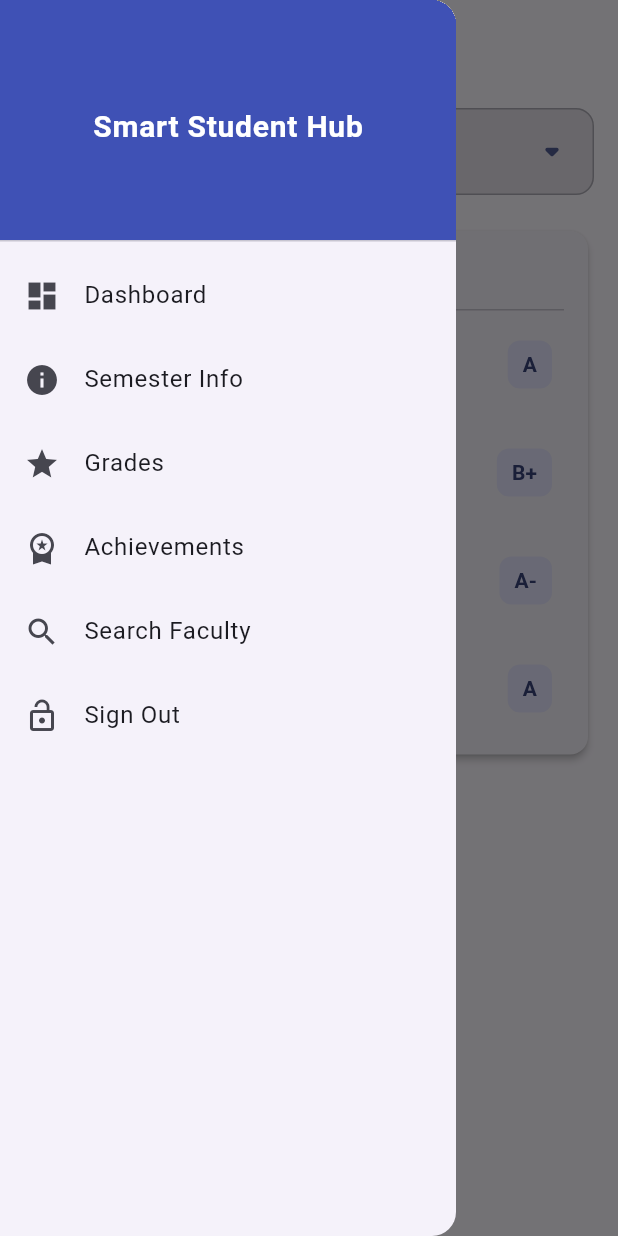
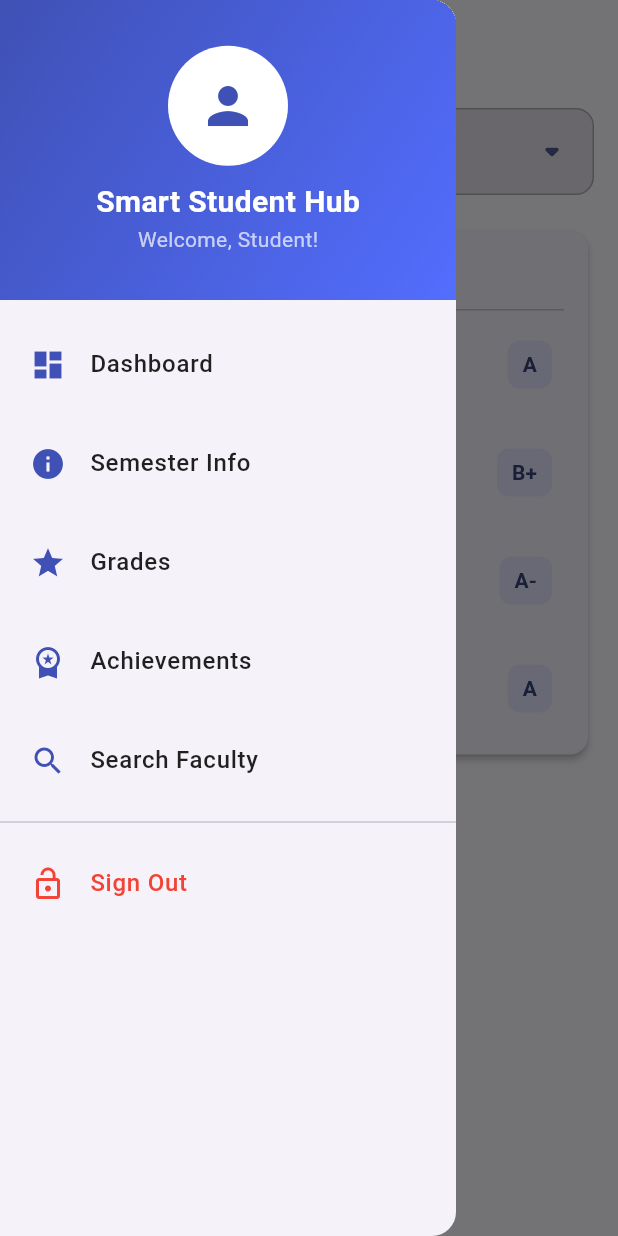
Before and after one commit to dweep-desai/SIH-2025, a Flutter app: the GradesPage screen opened directly, with the side drawer open, on a phone screen of 412 x 824 dp. Run offline on Flutter 3.47's test engine with Material 3 defaults, Android fonts, the phone set to English and light mode, and no system bars.

Commit message:
Updated the look of main drawer

```diff
--- a/lib/widgets/main_drawer.dart
+++ b/lib/widgets/main_drawer.dart
@@ -4,6 +4,7 @@ import '../pages/semester_info_page.dart';
 import '../pages/dashboard_page.dart';
 import '../pages/grades_page.dart';
 import '../pages/achievements_page.dart';
+import '../pages/faculty_search_page.dart';
 
 // ---------------- GLOBAL DRAWER ----------------
 class MainDrawer extends StatelessWidget {
@@ -46,15 +47,42 @@ class MainDrawer extends StatelessWidget {
     );
   }
 
+  void _searchFaculty() {
+    Navigator.pushReplacement(
+      context,
+      MaterialPageRoute(builder: (_) => const FacultySearchPage()),
+    );
+  }
+
   @override
   Widget build(BuildContext context) {
     return Drawer(
-      child: ListView(
+      child: Column(
         children: [
-          const DrawerHeader(
-            decoration: BoxDecoration(color: Colors.indigo),
-            child: Center(
-              child: Text(
+          Container(
+            height: 200,
+            decoration: const BoxDecoration(
+              gradient: LinearGradient(
+                colors: [Colors.indigo, Colors.indigoAccent],
+                begin: Alignment.topLeft,
+                end: Alignment.bottomRight,
+              ),
+            ),
+            child: const Center(
+              child: Column(
+                mainAxisAlignment: MainAxisAlignment.center,
+                children: [
+                  CircleAvatar(
+                    radius: 40,
+                    backgroundColor: Colors.white,
+                    child: Icon(
+                      Icons.person,
+                      size: 40,
+                      color: Colors.indigo,
+                    ),
+                  ),
+                  SizedBox(height: 10),
+                  Text(
                     "Smart Student Hub",
                     style: TextStyle(
                       fontSize: 20,
@@ -62,40 +90,82 @@ class MainDrawer extends StatelessWidget {
                       fontWeight: FontWeight.bold,
                     ),
                   ),
+                  Text(
+                    "Welcome, Student!",
+                    style: TextStyle(
+                      fontSize: 14,
+                      color: Colors.white70,
                     ),
                   ),
-          ListTile(
-            leading: const Icon(Icons.dashboard),
-            title: const Text("Dashboard"),
+                ],
+              ),
+            ),
+          ),
+          Expanded(
+            child: ListView(
+              padding: EdgeInsets.zero,
+              children: [
+                const SizedBox(height: 10),
+                _buildDrawerItem(
+                  icon: Icons.dashboard,
+                  title: "Dashboard",
                   onTap: _dashboard,
                 ),
-          ListTile(
-            leading: const Icon(Icons.info),
-            title: const Text("Semester Info"),
+                _buildDrawerItem(
+                  icon: Icons.info,
+                  title: "Semester Info",
                   onTap: _semInfo,
                 ),
-          ListTile(
-            leading: const Icon(Icons.grade),
-            title: const Text("Grades"),
+                _buildDrawerItem(
+                  icon: Icons.grade,
+                  title: "Grades",
                   onTap: _grades,
                 ),
-          ListTile(
-            leading: const Icon(Icons.workspace_premium),
-            title: const Text("Achievements"),
-            onTap: _achievements, // Added onTap for achievements
+                _buildDrawerItem(
+                  icon: Icons.workspace_premium,
+                  title: "Achievements",
+                  onTap: _achievements,
                 ),
-          ListTile(
-            leading: const Icon(Icons.search),
-            title: const Text("Search Faculty"),
-            onTap: () { /* TODO: Implement Search Faculty */ },
+                _buildDrawerItem(
+                  icon: Icons.search,
+                  title: "Search Faculty",
+                  onTap: _searchFaculty,
                 ),
-          ListTile(
-            leading: const Icon(Icons.lock_open),
-            title: const Text("Sign Out"),
+                const Divider(),
+                _buildDrawerItem(
+                  icon: Icons.lock_open,
+                  title: "Sign Out",
                   onTap: _signOut,
+                  color: Colors.red,
+                ),
+              ],
+            ),
           ),
         ],
       ),
     );
   }
+
+  Widget _buildDrawerItem({
+    required IconData icon,
+    required String title,
+    required VoidCallback onTap,
+    Color? color,
+  }) {
+    return ListTile(
+      leading: Icon(icon, color: color ?? Colors.indigo),
+      title: Text(
+        title,
+        style: TextStyle(
+          color: color ?? Colors.black87,
+          fontWeight: FontWeight.w500,
+        ),
+      ),
+      onTap: onTap,
+      shape: RoundedRectangleBorder(
+        borderRadius: BorderRadius.circular(10),
+      ),
+      contentPadding: const EdgeInsets.symmetric(horizontal: 20, vertical: 5),
+    );
   }
+}
```
Lines whose indentation alone changed are shown as unchanged.
